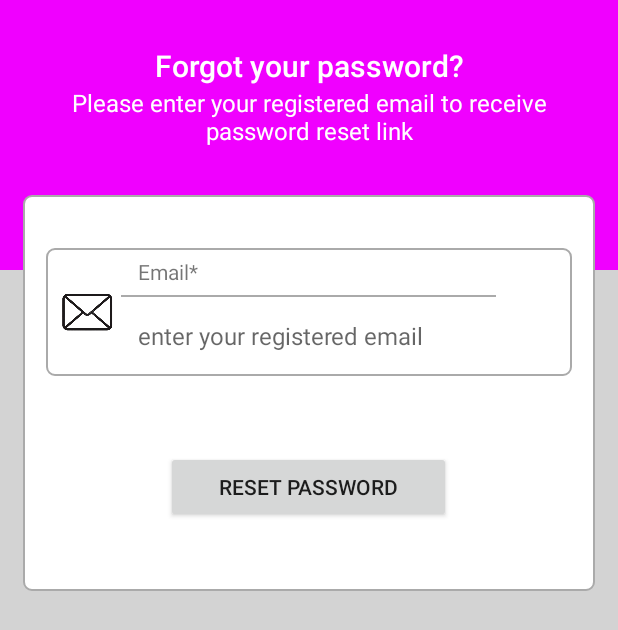
After one commit to Zolianul/InSight, an Android app: the layout activity_forgot_password.xml on its own in the app's theme, with its tools: preview values and no code run, on a phone screen of 412 x 824 dp. The commit adds this screen. Shown: the top 630 px of the screen. Run offline under Robolectric (Android 15) with nearby library versions, the phone set to English and light mode, and no system bars.

Commit message:
ForgotPwd functionality added
+fixed menu

```diff
--- /dev/null
+++ b/app/src/main/res/layout/activity_forgot_password.xml
@@ -0,0 +1,126 @@
+<?xml version="1.0" encoding="utf-8"?>
+
+  <ScrollView
+xmlns:android="http://schemas.android.com/apk/res/android"
+xmlns:tools="http://schemas.android.com/tools"
+android:layout_width="match_parent"
+android:layout_height="match_parent"
+android:background="@color/light_gray"
+tools:context=".ForgotPasswordActivity">
+
+<LinearLayout
+    android:layout_width="match_parent"
+    android:layout_height="wrap_content"
+    android:orientation="vertical">
+
+    <RelativeLayout
+        android:layout_width="match_parent"
+        android:layout_height="180dp"
+        android:background="@color/purple_700">
+
+        <TextView
+            android:id="@+id/textView_password_reset_head"
+            android:layout_width="match_parent"
+            android:layout_height="wrap_content"
+            android:layout_marginTop="30dp"
+            android:text="Forgot your password?"
+            android:textAlignment="center"
+            android:textAppearance="@style/TextAppearance.AppCompat.Title"
+            android:textColor="@color/white" />
+
+        <TextView
+            android:id="@+id/textView_password_reset_instruction"
+            android:layout_width="match_parent"
+            android:layout_height="wrap_content"
+            android:layout_below="@id/textView_password_reset_head"
+            android:layout_marginLeft="30dp"
+            android:layout_marginRight="30dp"
+            android:text="Please enter your registered email to receive password reset link"
+            android:textAlignment="center"
+            android:textAppearance="@style/TextAppearance.AppCompat.Menu"
+            android:textColor="@color/white" />
+    </RelativeLayout>
+
+    <RelativeLayout
+        android:layout_width="match_parent"
+        android:layout_height="wrap_content"
+        android:layout_marginLeft="15dp"
+        android:layout_marginTop="-50dp"
+        android:layout_marginRight="15dp"
+        android:layout_marginBottom="15dp"
+        android:background="@drawable/border"
+        android:padding="15dp">
+
+
+        <RelativeLayout
+            android:id="@+id/RL_email"
+            android:layout_width="match_parent"
+            android:layout_height="wrap_content"
+            android:layout_marginTop="20dp"
+            android:background="@drawable/border">
+
+            <ImageView
+                android:id="@+id/imageViewEmail"
+                android:layout_width="35dp"
+                android:layout_height="35dp"
+                android:layout_centerVertical="true"
+                android:layout_marginLeft="10dp"
+                android:layout_marginRight="10dp"
+                android:src="@drawable/ic_email" />
+
+            <TextView
+                android:id="@+id/textView_password_reset_email"
+                android:layout_width="match_parent"
+                android:layout_height="wrap_content"
+                android:layout_toEndOf="@id/imageViewEmail"
+                android:padding="6dp"
+                android:text="Email*" />
+
+            <View
+                android:id="@+id/divider_email"
+                android:layout_width="250dp"
+                android:layout_height="1dp"
+                android:layout_below="@id/textView_password_reset_email"
+                android:layout_centerHorizontal="true"
+                android:background="@android:color/darker_gray" />
+
+
+            <EditText
+                android:id="@+id/editText_password_reset_email"
+                android:layout_width="match_parent"
+                android:layout_height="wrap_content"
+                android:layout_below="@id/textView_password_reset_email"
+                android:layout_marginTop="10dp"
+                android:layout_marginBottom="10dp"
+                android:layout_toEndOf="@id/imageViewEmail"
+                android:background="@android:color/transparent"
+                android:hint="enter your registered email"
+                android:inputType="textEmailAddress"
+                android:padding="6dp"
+                android:textSize="16sp" />
+        </RelativeLayout>
+
+
+        <Button
+            android:id="@+id/button_password_reset"
+            android:layout_width="190dp"
+            android:layout_height="wrap_content"
+            android:layout_below="@id/RL_email"
+            android:layout_centerHorizontal="true"
+            android:layout_marginTop="50dp"
+            android:layout_marginBottom="30dp"
+            android:text="Reset Password" />
+
+        <ProgressBar
+            android:id="@+id/progressBar"
+            style="?android:attr/progressBarStyleLarge"
+            android:layout_width="wrap_content"
+            android:layout_height="wrap_content"
+            android:layout_centerHorizontal="true"
+            android:layout_centerVertical="true"
+            android:elevation="10dp"
+            android:visibility="gone" />
+
+    </RelativeLayout>
+</LinearLayout>
+</ScrollView>
--- a/app/src/main/res/layout/activity_main2.xml
+++ b/app/src/main/res/layout/activity_main2.xml
@@ -10,7 +10,7 @@
         android:id="@+id/button_choose_image"
         android:layout_width="wrap_content"
         android:layout_height="wrap_content"
-        android:text="Choose file to upload" />
+        android:text="Choose file to uploadToFirebase" />
 
     <Button
         android:id="@+id/button_go_to_stream"
--- a/app/src/main/res/values-night/themes.xml
+++ b/app/src/main/res/values-night/themes.xml
@@ -1,6 +1,6 @@
 <resources xmlns:tools="http://schemas.android.com/tools">
     <!-- Base application theme. -->
-    <style name="Base.Theme.InSight" parent="Theme.Material3.DayNight.NoActionBar">
+    <style name="Base.Theme.InSight" parent="Theme.AppCompat.DayNight.DarkActionBar">
         <!-- Customize your dark theme here. -->
         <!-- <item name="colorPrimary">@color/my_dark_primary</item> -->
     </style>
--- a/app/src/main/res/values/themes.xml
+++ b/app/src/main/res/values/themes.xml
@@ -1,6 +1,6 @@
 <resources xmlns:tools="http://schemas.android.com/tools">
     <!-- Base application theme. -->
-    <style name="Base.Theme.InSight" parent="Theme.Material3.DayNight.NoActionBar">
+    <style name="Base.Theme.InSight" parent="Theme.AppCompat.DayNight.DarkActionBar">
         <!-- Customize your light theme here. -->
         <!-- <item name="colorPrimary">@color/my_light_primary</item> -->
     </style>
```
Also changed, not shown: app/src/main/java/com/example/insight/ForgotPasswordActivity.java (added, +89 -0 lines), app/src/main/java/com/example/insight/UserPageActivity.java (+15 -1 lines), app/src/main/res/layout/activity_log_in.xml (+10 -0 lines), app/src/main/res/layout/activity_upload_profile_pic.xml (added, +67 -0 lines).
